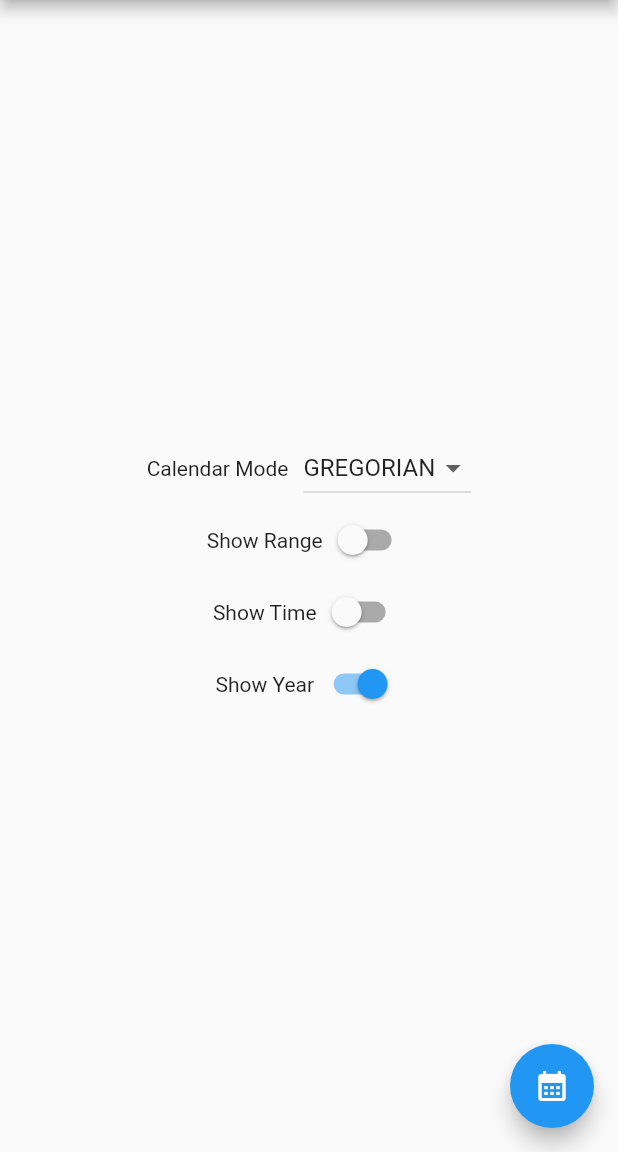
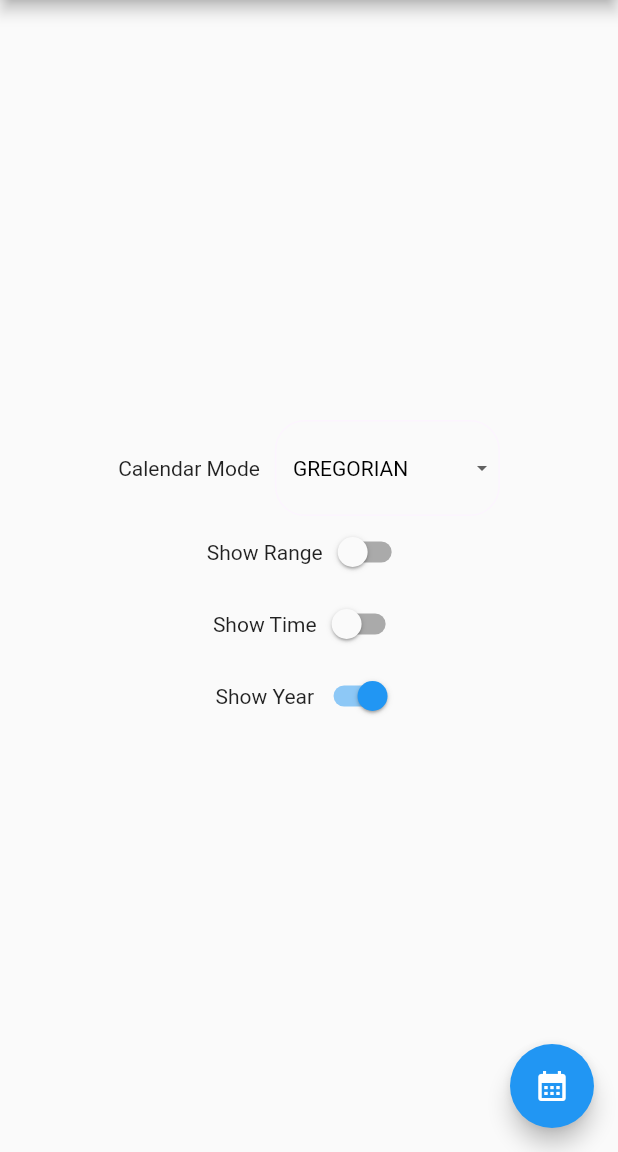
Before and after one commit to FtADev/Date-Picker, a Flutter app: the screen it shows after launch, on a phone screen of 412 x 824 dp, the part 84-1236 px from its top. Run offline on Flutter 3.47's test engine with Material 2 defaults, Android fonts, the phone set to English and light mode, and no system bars; our stand-ins replace flutter_riverpod, shamsi_date.

```diff
--- a/lib/home.dart
+++ b/lib/home.dart
@@ -7,6 +7,8 @@ import 'core/calendar_mode.dart';
 import 'dialog/date_picker_dialog.dart';
 import 'generated/l10n.dart';
 import 'provider/main_provider.dart';
+import 'styles.dart';
+import 'widgets/drop_down_widget.dart';
 
 class MyHomePage extends ConsumerWidget {
   const MyHomePage({super.key});
@@ -55,18 +57,22 @@ class MyHomePage extends ConsumerWidget {
                 const SizedBox(
                   width: 10,
                 ),
-                DropdownButton<CalendarMode>(
-                    value: provider.calMode,
+                SizedBox(
+                  width: 150,
+                  child: DropDownWidget<CalendarMode>(
+                    items: CalendarMode.values,
+                    // hintText: provider.currentYear.toString(),
+                    // hintStyle: Styles.s16w7p,
+                    valueStyle: Styles.s14w4b,
                     onChanged: (CalendarMode? newValue) {
                       if (newValue != null) {
                         provider.calMode = newValue;
                         changeLocale(provider, newValue);
                       }
                     },
-                    items: CalendarMode.values.map((CalendarMode classType) {
-                      return DropdownMenuItem<CalendarMode>(
-                          value: classType, child: Text(classType.name));
-                    }).toList())
+                    value: provider.calMode,
+                  ),
+                ),
               ],
             ),
             Row(
```
